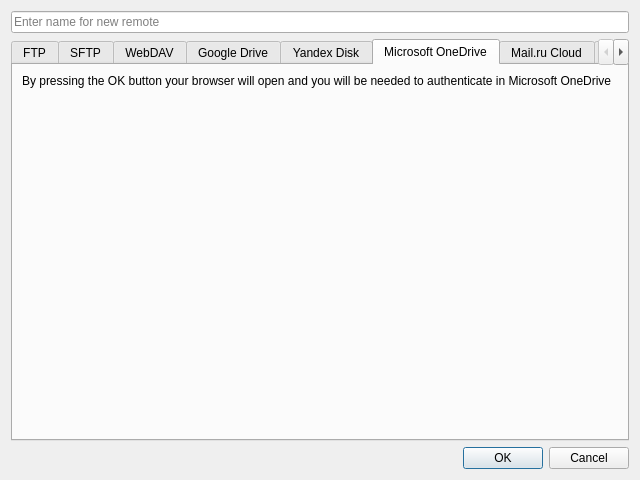
First picture: the form in forms/new_remote_window.ui, repository Communist02/agile, before the edit.
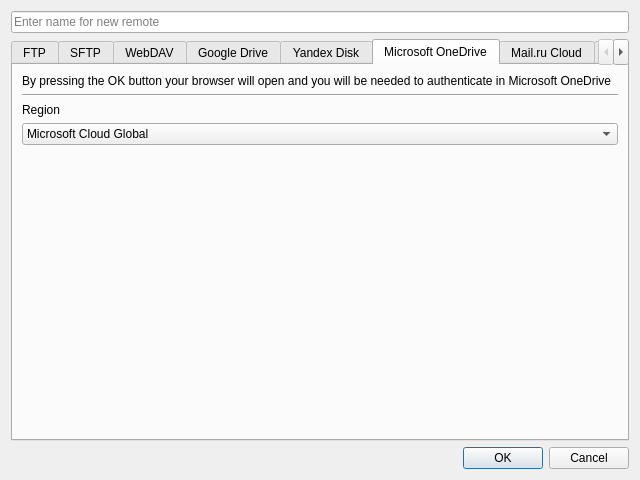
Second picture: the form after the edit. The open tabs and pages were chosen to show the change.

```diff
--- a/forms/new_remote_window.ui
+++ b/forms/new_remote_window.ui
@@ -438,6 +438,39 @@
          </property>
         </widget>
        </item>
+       <item>
+        <widget class="Line" name="line_2">
+         <property name="orientation">
+          <enum>Qt::Orientation::Horizontal</enum>
+         </property>
+        </widget>
+       </item>
+       <item>
+        <widget class="QLabel" name="label_28">
+         <property name="text">
+          <string>Region</string>
+         </property>
+        </widget>
+       </item>
+       <item>
+        <widget class="QComboBox" name="comboBox_onedrive_region">
+         <item>
+          <property name="text">
+           <string extracomment="global">Microsoft Cloud Global</string>
+          </property>
+         </item>
+         <item>
+          <property name="text">
+           <string extracomment="us">Microsoft Cloud for US Government</string>
+          </property>
+         </item>
+         <item>
+          <property name="text">
+           <string extracomment="cn">Azure and Office 365 operated by Vnet Group in China</string>
+          </property>
+         </item>
+        </widget>
+       </item>
        <item>
         <spacer name="verticalSpacer_6">
          <property name="orientation">
```
Left out of the diff: 4 changed lines with no effect on the pictures.
